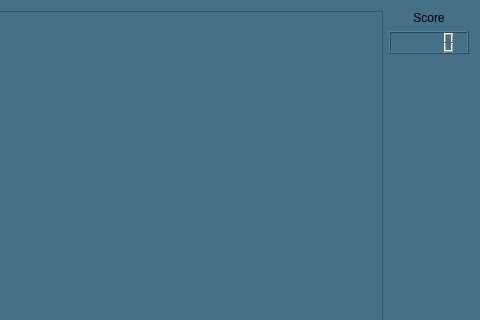
This is GameWindow.ui in xintrea/movenoid as Qt 5 draws it before an edit; both pictures show x 118 to 598 and y 0 to 320 of the 598 by 444 pixel window. The edited form follows.
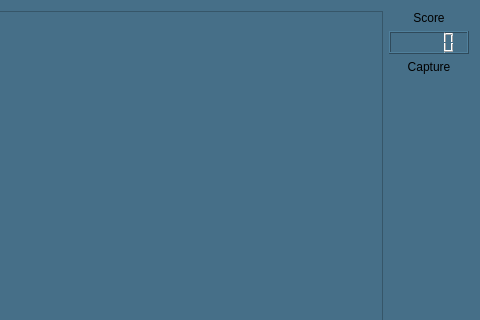
This is the edited form.

The edit to the form file:
```diff
--- a/GameWindow.ui
+++ b/GameWindow.ui
@@ -55,6 +55,16 @@
        <item>
         <widget class="QLCDNumber" name="lcdNumber"/>
        </item>
+       <item>
+        <widget class="QLabel" name="capturePixmapLabel">
+         <property name="text">
+          <string>Capture</string>
+         </property>
+         <property name="alignment">
+          <set>Qt::AlignCenter</set>
+         </property>
+        </widget>
+       </item>
        <item>
         <spacer name="verticalSpacer">
          <property name="orientation">
```
